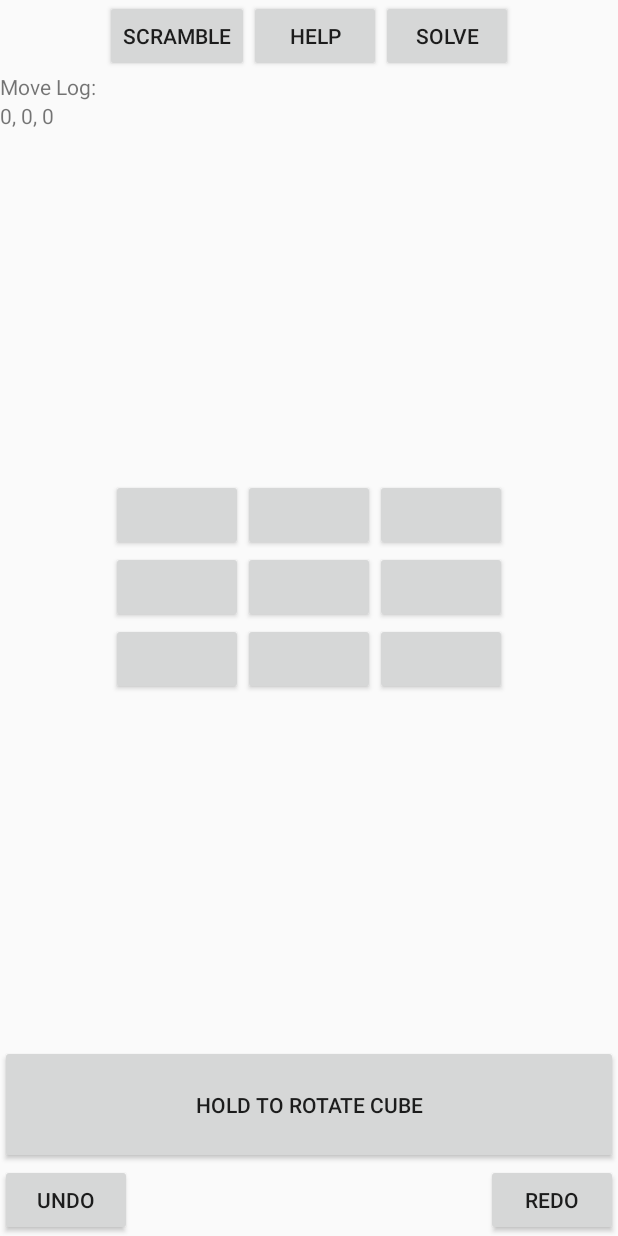
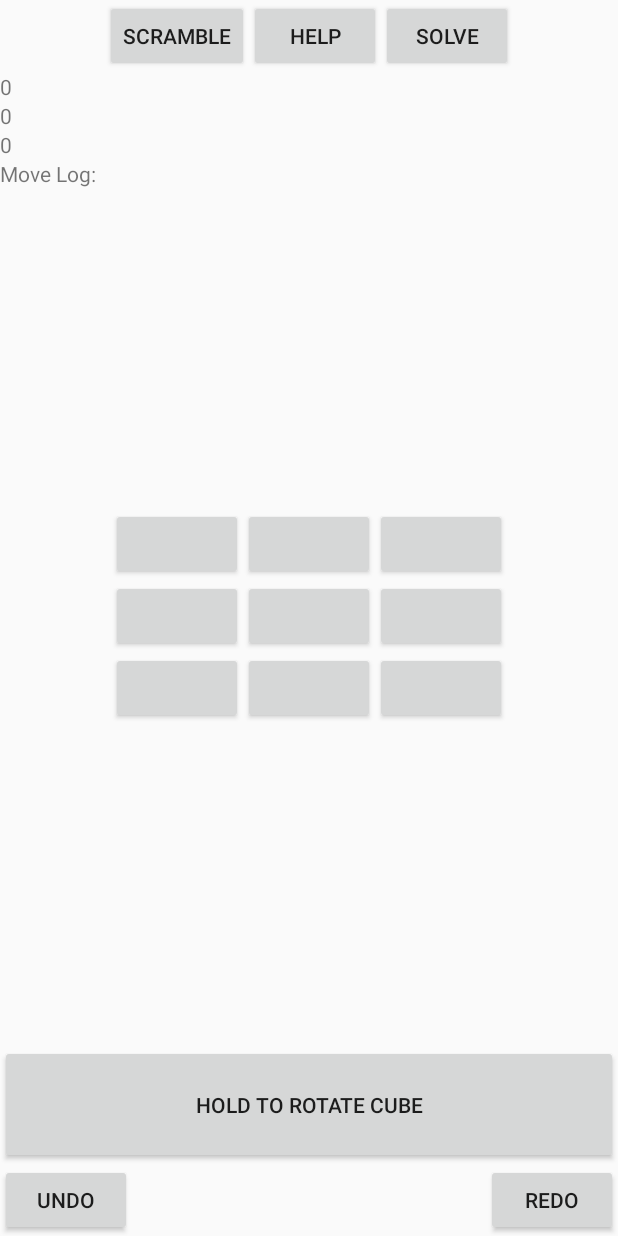
Before and after one commit to atwatanabe/RealCube, an Android app: the layout activity_game.xml on its own in the app's theme, with its tools: preview values and no code run, on a phone screen of 412 x 824 dp. Run offline under Robolectric (Android 15) with nearby library versions, the phone set to English and light mode, and no system bars.

Commit message:
Added some basic input feedback on the GameActivity

```diff
--- a/app/src/main/java/atwatanabe/realcube/BackCommand.java
+++ b/app/src/main/java/atwatanabe/realcube/BackCommand.java
@@ -20,4 +20,10 @@ public class BackCommand implements Command
     {
         cube.back(!inverted);
     }
+
+    @Override
+    public String toString()
+    {
+        return "Back " + inverted;
+    }
 }
--- a/app/src/main/java/atwatanabe/realcube/DownCommand.java
+++ b/app/src/main/java/atwatanabe/realcube/DownCommand.java
@@ -20,4 +20,10 @@ public class DownCommand implements Command
     {
         cube.down(!inverted);
     }
+
+    @Override
+    public String toString()
+    {
+        return "Down " + inverted;
+    }
 }
--- a/app/src/main/java/atwatanabe/realcube/EquatorCommand.java
+++ b/app/src/main/java/atwatanabe/realcube/EquatorCommand.java
@@ -20,4 +20,10 @@ public class EquatorCommand implements Command
     {
         cube.equator(!inverted);
     }
+
+    @Override
+    public String toString()
+    {
+        return "Equator " + inverted;
+    }
 }
--- a/app/src/main/java/atwatanabe/realcube/FrontCommand.java
+++ b/app/src/main/java/atwatanabe/realcube/FrontCommand.java
@@ -20,4 +20,10 @@ public class FrontCommand implements Command
     {
         cube.front(!inverted);
     }
+
+    @Override
+    public String toString()
+    {
+        return "Front " + inverted;
+    }
 }
--- a/app/src/main/java/atwatanabe/realcube/LeftCommand.java
+++ b/app/src/main/java/atwatanabe/realcube/LeftCommand.java
@@ -20,4 +20,10 @@ public class LeftCommand implements Command
     {
         cube.left(!inverted);
     }
+
+    @Override
+    public String toString()
+    {
+        return "Left " + inverted;
+    }
 }
--- a/app/src/main/java/atwatanabe/realcube/MiddleCommand.java
+++ b/app/src/main/java/atwatanabe/realcube/MiddleCommand.java
@@ -20,4 +20,10 @@ public class MiddleCommand implements Command
     {
         cube.middle(!inverted);
     }
+
+    @Override
+    public String toString()
+    {
+        return "Middle " + inverted;
+    }
 }
--- a/app/src/main/java/atwatanabe/realcube/RightCommand.java
+++ b/app/src/main/java/atwatanabe/realcube/RightCommand.java
@@ -20,4 +20,10 @@ public class RightCommand implements Command
     {
         cube.right(!inverted);
     }
+
+    @Override
+    public String toString()
+    {
+        return "Right " + inverted;
+    }
 }
--- a/app/src/main/java/atwatanabe/realcube/StandingCommand.java
+++ b/app/src/main/java/atwatanabe/realcube/StandingCommand.java
@@ -20,4 +20,10 @@ public class StandingCommand implements Command
     {
         cube.standing(!inverted);
     }
+
+    @Override
+    public String toString()
+    {
+        return "Standing " + inverted;
+    }
 }
--- a/app/src/main/java/atwatanabe/realcube/UpCommand.java
+++ b/app/src/main/java/atwatanabe/realcube/UpCommand.java
@@ -20,4 +20,10 @@ public class UpCommand implements Command
     {
         cube.up(!inverted);
     }
+
+    @Override
+    public String toString()
+    {
+        return "Up " + inverted;
+    }
 }
--- a/app/src/main/res/layout/activity_game.xml
+++ b/app/src/main/res/layout/activity_game.xml
@@ -32,24 +32,34 @@
     </LinearLayout>
 
     <!--TextView
-        android:layout_width="match_parent"
-        android:layout_height="wrap_content"
-        android:text="Placeholder view"
-        android:layout_weight="1"/-->
-
-    <TextView
         android:id="@+id/logText"
         android:layout_width="wrap_content"
         android:layout_height="wrap_content"
-        android:text="@string/moveLog"/>
+        android:text="@string/moveLog"/-->
 
     <TextView
-        android:id="@+id/valsDisplay"
+        android:id="@+id/valXDisplay"
         android:layout_width="wrap_content"
         android:layout_height="wrap_content"
-        android:text="0, 0, 0"
-        />
+        android:text="0"/>
 
+    <TextView
+        android:id="@+id/valYDisplay"
+        android:layout_width="wrap_content"
+        android:layout_height="wrap_content"
+        android:text="0"/>
+
+    <TextView
+        android:id="@+id/valZDisplay"
+        android:layout_width="wrap_content"
+        android:layout_height="wrap_content"
+        android:text="0"/>
+
+    <TextView
+        android:id="@+id/moveText"
+        android:layout_width="wrap_content"
+        android:layout_height="wrap_content"
+        android:text="@string/moveLog"/>
 
 
     <LinearLayout
```
Also changed, not shown: app/src/main/java/atwatanabe/realcube/CubeManipulator.java (+8 -4 lines), app/src/main/java/atwatanabe/realcube/GameActivity.java (+61 -4 lines), 1 other file.
